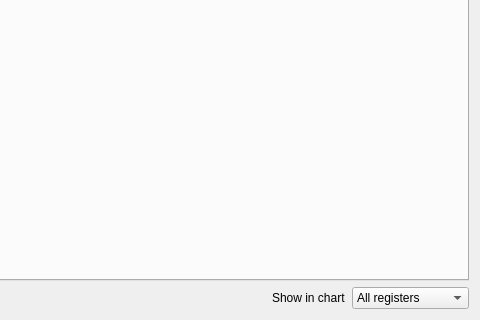
Old version of the form caloriestracker/ui/wdgBiometrics.ui in the repository turulomio/caloriestracker; both pictures show x 532 to 1012 and y 349 to 669 of the 1012 by 669 pixel window.
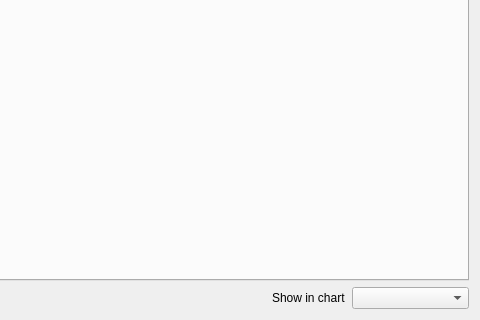
New version of the form. Icons and pictures are not drawn. Custom widgets are drawn as their Qt base class.

Commit message: Fixed problems with biometrics period combobox

Diff of the .ui file:
```diff
--- a/caloriestracker/ui/wdgBiometrics.ui
+++ b/caloriestracker/ui/wdgBiometrics.ui
@@ -173,7 +173,7 @@
            <item>
             <widget class="QComboBox" name="cmbChart">
              <property name="currentIndex">
-              <number>0</number>
+              <number>-1</number>
              </property>
              <property name="sizeAdjustPolicy">
               <enum>QComboBox::AdjustToContents</enum>
```
The commit also changes 4 other files.
